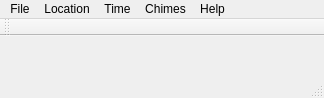
larsnaesbye/tempus, file mainwindow.ui: the form before one commit.
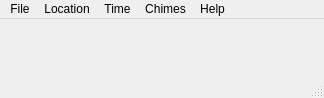
The form after the commit.

Commit message: removed toolbar for more space, preliminary about method

The edit to the form file:
```diff
--- a/mainwindow.ui
+++ b/mainwindow.ui
@@ -14,14 +14,6 @@
    <string>Tempus</string>
   </property>
   <widget class="QWidget" name="centralWidget"/>
-  <widget class="QToolBar" name="mainToolBar">
-   <attribute name="toolBarArea">
-    <enum>TopToolBarArea</enum>
-   </attribute>
-   <attribute name="toolBarBreak">
-    <bool>false</bool>
-   </attribute>
-  </widget>
   <widget class="QStatusBar" name="statusBar"/>
   <widget class="QMenuBar" name="menuBar">
    <property name="geometry">
```
The commit also changes 2 other files.
